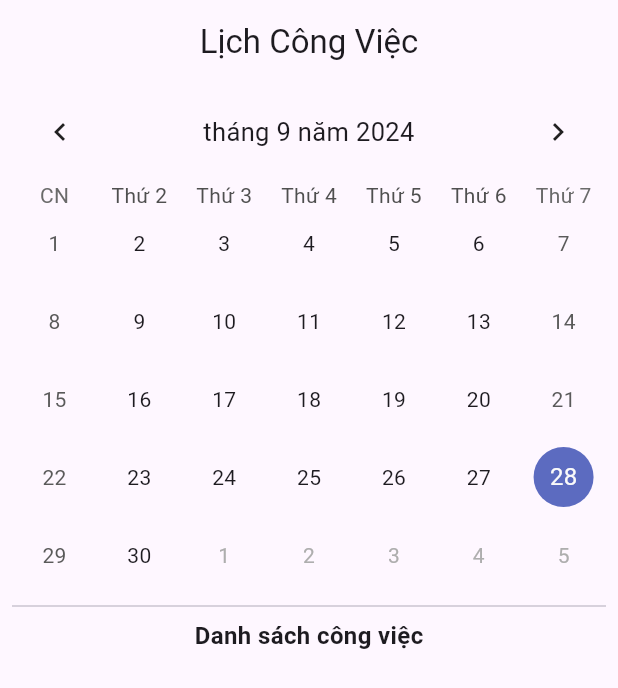
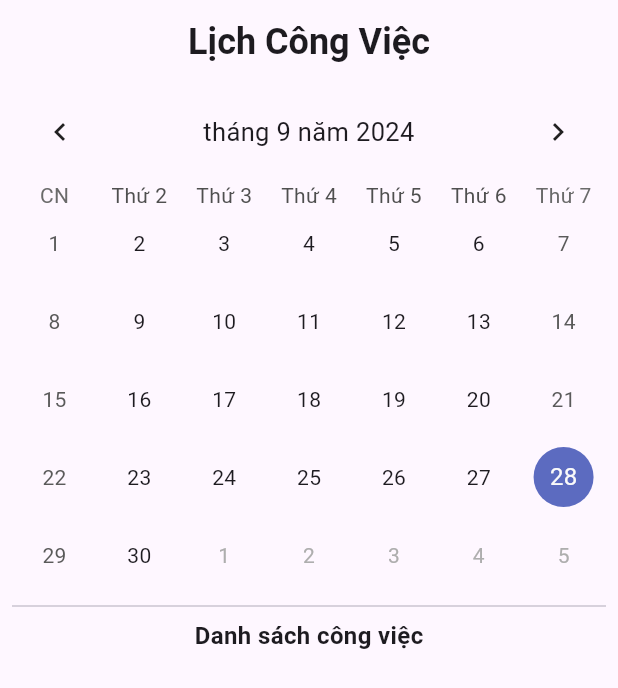
Before and after one commit to DannyFiller/task-manager, a Flutter app: the Lich screen opened directly, on a phone screen of 412 x 824 dp. Shown: the top 688 px of the screen. Run offline on Flutter 3.47's test engine with Material 3 defaults, Android fonts, the phone set to English and light mode, and no system bars; drawn by our look-alikes of table_calendar; our stand-ins replace firebase_auth, firebase_core, logger, pie_chart, sqflite; accounts and stored records are empty.

Commit message:
cập nhật giao diện

```diff
--- a/lib/pages/ChiTiet.dart
+++ b/lib/pages/ChiTiet.dart
@@ -271,7 +271,7 @@ class _ChiTietState extends State<ChiTiet> {
               },
               borderRadius: BorderRadius.circular(20),
               child: Container(
-                color: Colors.white,
+                // color: Colors.white,
                 height: 60,
                 margin: const EdgeInsets.only(bottom: 16),
                 // width: MediaQuery.of(context).size.width * 0.9,
--- a/lib/pages/Lich.dart
+++ b/lib/pages/Lich.dart
@@ -42,7 +42,13 @@ class _LichState extends State<Lich> {
       appBar: AppBar(
         forceMaterialTransparency: true,
         automaticallyImplyLeading: false,
-        title: const Text("Lịch Công Việc"),
+        title: const Text(
+          "Lịch Công Việc",
+          style: TextStyle(
+            fontSize: 24,
+            fontWeight: FontWeight.bold,
+          ),
+        ),
         centerTitle: true,
       ),
       body: SafeArea(
```
Also changed, not shown: lib/pages/CaiDat.dart (+7 -1 lines).
